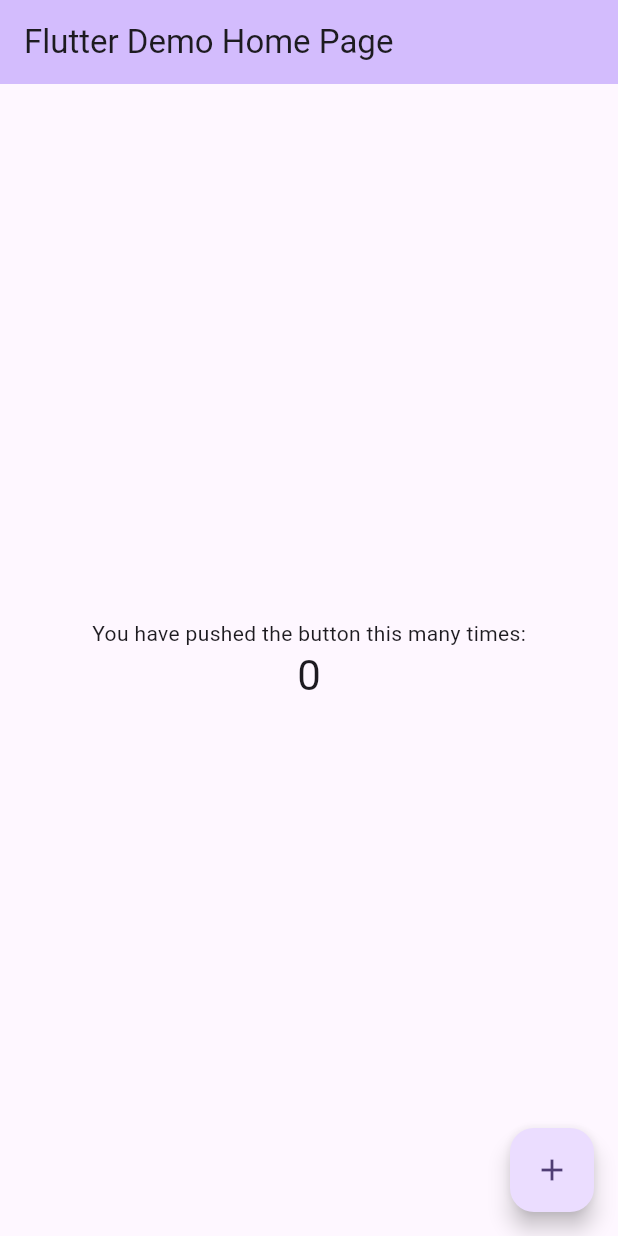
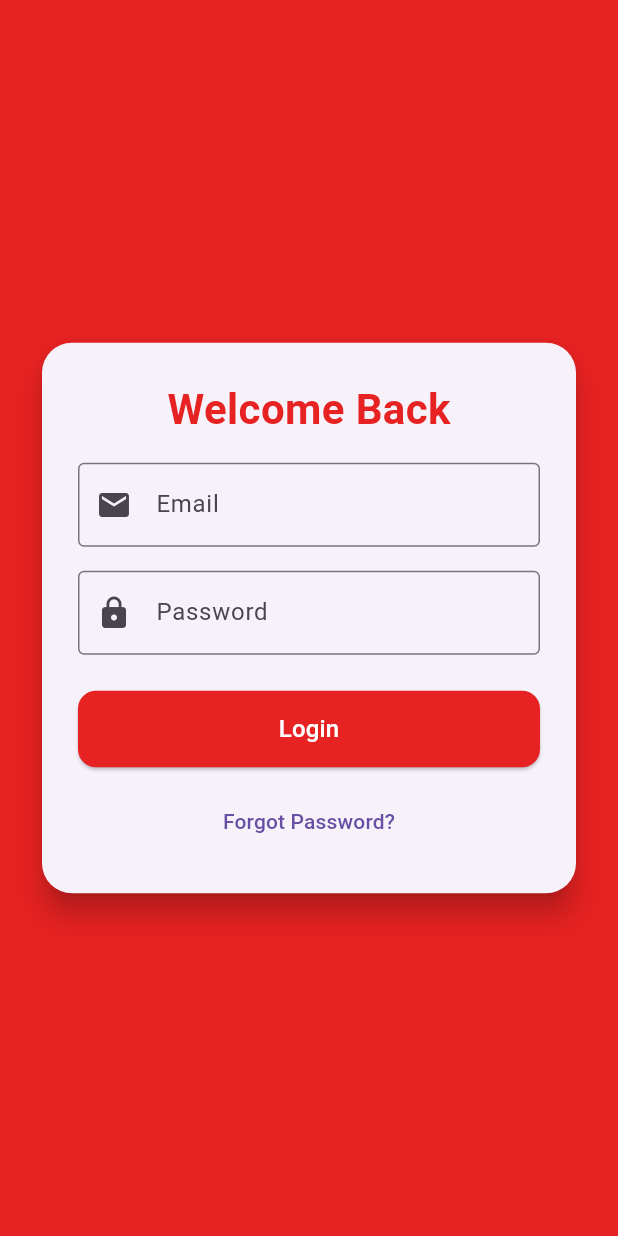
Before and after one commit to Hizrawan/dicodingFlutterSecondCourse, a Flutter app: the screen it shows after launch, on a phone screen of 412 x 824 dp. Run offline on Flutter 3.47's test engine with Material 3 defaults, Android fonts, the phone set to English and light mode, and no system bars.

Commit message:
Add login functionality and restaurant management features
- Implemented login screen with email and password input
- Created dashboard screen to navigate between restaurant lists and profile
- Added restaurant details page to display restaurant information and progress
- Developed restaurant lists page to show available restaurants
- Introduced models for restaurant and module management
- Updated pubspec.yaml to include necessary dependencies

```diff
--- a/lib/main.dart
+++ b/lib/main.dart
@@ -1,4 +1,5 @@
 import 'package:flutter/material.dart';
+import 'package:restaurant_app/screens/auth/login_page.dart';
 
 void main() {
   runApp(const MyApp());
@@ -7,116 +8,11 @@ void main() {
 class MyApp extends StatelessWidget {
   const MyApp({super.key});
 
-  // This widget is the root of your application.
   @override
   Widget build(BuildContext context) {
-    return MaterialApp(
-      title: 'Flutter Demo',
-      theme: ThemeData(
-        // This is the theme of your application.
-        //
-        // TRY THIS: Try running your application with "flutter run". You'll see
-        // the application has a purple toolbar. Then, without quitting the app,
-        // try changing the seedColor in the colorScheme below to Colors.green
-        // and then invoke "hot reload" (save your changes or press the "hot
-        // reload" button in a Flutter-supported IDE, or press "r" if you used
-        // the command line to start the app).
-        //
-        // Notice that the counter didn't reset back to zero; the application
-        // state is not lost during the reload. To reset the state, use hot
-        // restart instead.
-        //
-        // This works for code too, not just values: Most code changes can be
-        // tested with just a hot reload.
-        colorScheme: ColorScheme.fromSeed(seedColor: Colors.deepPurple),
-      ),
-      home: const MyHomePage(title: 'Flutter Demo Home Page'),
+    return const MaterialApp(
+      debugShowCheckedModeBanner: false,
+      home: LoginScreen(),
     );
   }
 }
-
-class MyHomePage extends StatefulWidget {
-  const MyHomePage({super.key, required this.title});
-
-  // This widget is the home page of your application. It is stateful, meaning
-  // that it has a State object (defined below) that contains fields that affect
-  // how it looks.
-
-  // This class is the configuration for the state. It holds the values (in this
-  // case the title) provided by the parent (in this case the App widget) and
-  // used by the build method of the State. Fields in a Widget subclass are
-  // always marked "final".
-
-  final String title;
-
-  @override
-  State<MyHomePage> createState() => _MyHomePageState();
-}
-
-class _MyHomePageState extends State<MyHomePage> {
-  int _counter = 0;
-
-  void _incrementCounter() {
-    setState(() {
-      // This call to setState tells the Flutter framework that something has
-      // changed in this State, which causes it to rerun the build method below
-      // so that the display can reflect the updated values. If we changed
-      // _counter without calling setState(), then the build method would not be
-      // called again, and so nothing would appear to happen.
-      _counter++;
-    });
-  }
-
-  @override
-  Widget build(BuildContext context) {
-    // This method is rerun every time setState is called, for instance as done
-    // by the _incrementCounter method above.
-    //
-    // The Flutter framework has been optimized to make rerunning build methods
-    // fast, so that you can just rebuild anything that needs updating rather
-    // than having to individually change instances of widgets.
-    return Scaffold(
-      appBar: AppBar(
-        // TRY THIS: Try changing the color here to a specific color (to
-        // Colors.amber, perhaps?) and trigger a hot reload to see the AppBar
-        // change color while the other colors stay the same.
-        backgroundColor: Theme.of(context).colorScheme.inversePrimary,
-        // Here we take the value from the MyHomePage object that was created by
-        // the App.build method, and use it to set our appbar title.
-        title: Text(widget.title),
-      ),
-      body: Center(
-        // Center is a layout widget. It takes a single child and positions it
-        // in the middle of the parent.
-        child: Column(
-          // Column is also a layout widget. It takes a list of children and
-          // arranges them vertically. By default, it sizes itself to fit its
-          // children horizontally, and tries to be as tall as its parent.
-          //
-          // Column has various properties to control how it sizes itself and
-          // how it positions its children. Here we use mainAxisAlignment to
-          // center the children vertically; the main axis here is the vertical
-          // axis because Columns are vertical (the cross axis would be
-          // horizontal).
-          //
-          // TRY THIS: Invoke "debug painting" (choose the "Toggle Debug Paint"
-          // action in the IDE, or press "p" in the console), to see the
-          // wireframe for each widget.
-          mainAxisAlignment: MainAxisAlignment.center,
-          children: <Widget>[
-            const Text('You have pushed the button this many times:'),
-            Text(
-              '$_counter',
-              style: Theme.of(context).textTheme.headlineMedium,
-            ),
-          ],
-        ),
-      ),
-      floatingActionButton: FloatingActionButton(
-        onPressed: _incrementCounter,
-        tooltip: 'Increment',
-        child: const Icon(Icons.add),
-      ), // This trailing comma makes auto-formatting nicer for build methods.
-    );
-  }
-}
--- /dev/null
+++ b/lib/screens/auth/login_page.dart
@@ -0,0 +1,116 @@
+import 'package:flutter/material.dart';
+import '../dashboard.dart';
+
+class LoginScreen extends StatefulWidget {
+  const LoginScreen({super.key});
+
+  @override
+  State<LoginScreen> createState() => _LoginScreenState();
+}
+
+class _LoginScreenState extends State<LoginScreen> {
+  final TextEditingController _emailController = TextEditingController();
+  final TextEditingController _passwordController = TextEditingController();
+
+  @override
+  Widget build(BuildContext context) {
+    return Scaffold(
+      backgroundColor: const Color.fromARGB(255, 231, 34, 34),
+      body: Center(
+        child: SingleChildScrollView(
+          padding: const EdgeInsets.all(24.0),
+          child: Card(
+            shape: RoundedRectangleBorder(
+              borderRadius: BorderRadius.circular(20),
+            ),
+            elevation: 8,
+            child: Padding(
+              padding: const EdgeInsets.all(24.0),
+              child: Column(
+                mainAxisSize: MainAxisSize.min,
+                children: [
+                  const Text(
+                    "Welcome Back",
+                    style: TextStyle(
+                      fontSize: 28,
+                      fontWeight: FontWeight.bold,
+                      color: const Color.fromARGB(255, 231, 34, 34),
+                    ),
+                  ),
+                  const SizedBox(height: 16),
+
+                  // Input form untuk isi email
+                  TextField(
+                    controller: _emailController,
+                    decoration: const InputDecoration(
+                      labelText: "Email",
+                      prefixIcon: Icon(Icons.email),
+                      border: OutlineInputBorder(),
+                    ),
+                  ),
+                  const SizedBox(height: 16),
+
+                  // Input form untuk isi password
+                  TextField(
+                    controller: _passwordController,
+                    obscureText: true,
+                    decoration: const InputDecoration(
+                      labelText: "Password",
+                      prefixIcon: Icon(Icons.lock),
+                      border: OutlineInputBorder(),
+                    ),
+                  ),
+                  const SizedBox(height: 24),
+
+                  /// Login Button
+                  SizedBox(
+                    width: double.infinity,
+                    child: ElevatedButton(
+                      style: ElevatedButton.styleFrom(
+                        backgroundColor: const Color.fromARGB(255, 231, 34, 34),
+                        padding: const EdgeInsets.symmetric(vertical: 14),
+                        shape: RoundedRectangleBorder(
+                          borderRadius: BorderRadius.circular(12),
+                        ),
+                      ),
+                      onPressed: () {
+                        final email = _emailController.text;
+                        final password = _passwordController.text;
+
+                        if (email.isNotEmpty && password.isNotEmpty) {
+                          Navigator.pushReplacement(
+                            context,
+                            MaterialPageRoute(
+                              builder: (_) => DashboardScreen(email: email),
+                            ),
+                          );
+                        } else {
+                          ScaffoldMessenger.of(context).showSnackBar(
+                            const SnackBar(
+                              content: Text("Email dan Password wajib diisi"),
+                            ),
+                          );
+                        }
+                      },
+                      child: const Text(
+                        "Login",
+                        style: TextStyle(fontSize: 16, color: Colors.white),
+                      ),
+                    ),
+                  ),
+                  const SizedBox(height: 12),
+
+                  // Forgot Password (masih belum dibuat halamanya, nanti bareng sign up bakal dibuat)
+                  TextButton(
+                    onPressed: () {},
+                    child: const Text("Forgot Password?"),
+                  ),
+                ],
+              ),
+            ),
+          ),
+        ),
+      ),
+    );
+  }
+}
--- a/pubspec.yaml
+++ b/pubspec.yaml
@@ -30,6 +30,8 @@ environment:
 dependencies:
   flutter:
     sdk: flutter
+  provider: ^6.1.5+1
+  http: ^1.5.0
 
   # The following adds the Cupertino Icons font to your application.
   # Use with the CupertinoIcons class for iOS style icons.
@@ -58,8 +60,8 @@ flutter:
   uses-material-design: true
 
   # To add assets to your application, add an assets section, like this:
-  # assets:
-  #   - images/a_dot_burr.jpeg
+  assets:
+    - images/
   #   - images/a_dot_ham.jpeg
 
   # An image asset can refer to one or more resolution-specific "variants", see
```
Also changed, not shown: lib/models/restaurant.dart (added, +66 -0 lines), lib/screens/dashboard.dart (added, +47 -0 lines), lib/screens/profile.dart (added, +145 -0 lines), lib/screens/restaurant/restaurantDetails.dart (added, +84 -0 lines), lib/screens/restaurant/restaurantLists.dart (added, +40 -0 lines).
